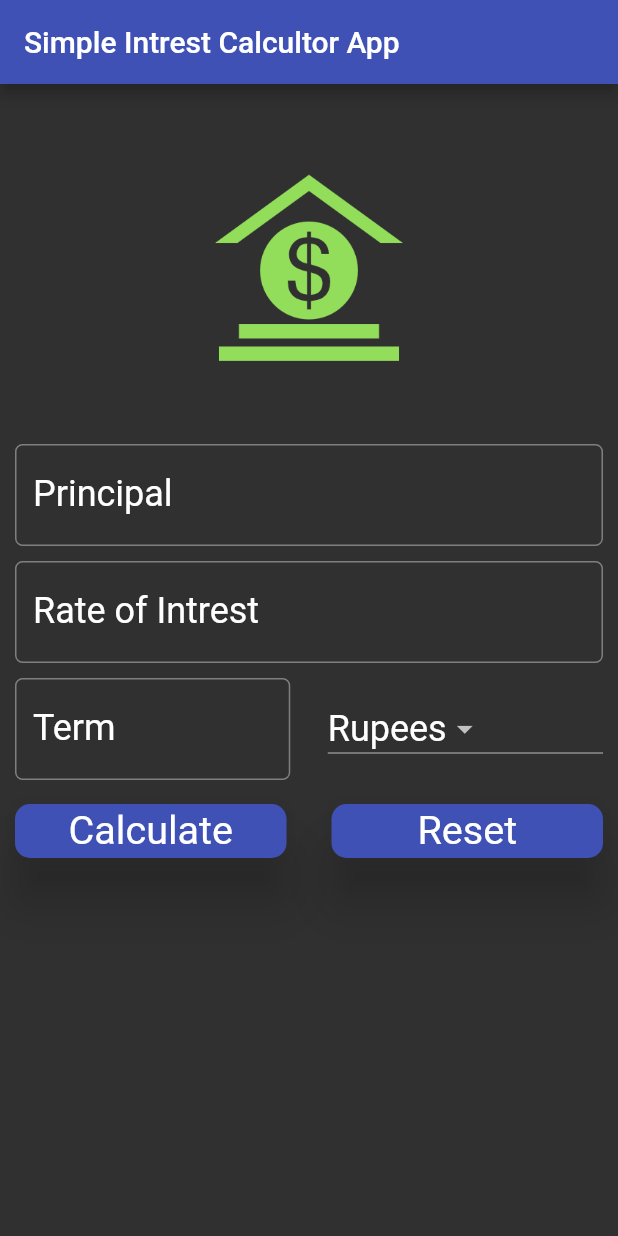
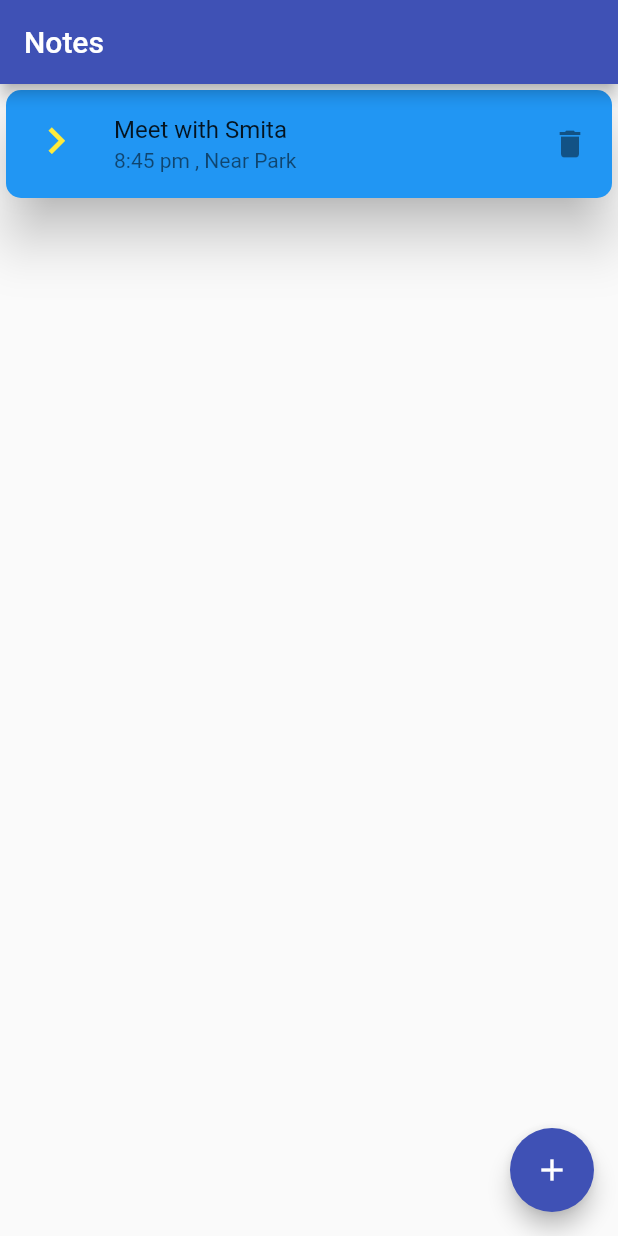
Before and after one commit to Sujit-sahoo3571/flutter_hello_world, a Flutter app: the screen it shows after launch, on a phone screen of 412 x 824 dp. Run offline on Flutter 3.47's test engine with Material 2 defaults, Android fonts, the phone set to English and light mode, and no system bars.

Commit message:
note_keeping ui

```diff
--- a/lib/screens/home_page.dart
+++ /dev/null
@@ -1,195 +0,0 @@
-import 'package:flutter/material.dart';
-
-class SI_Form extends StatefulWidget {
-  const SI_Form({Key? key}) : super(key: key);
-
-  @override
-  _SI_FormState createState() => _SI_FormState();
-}
-
-class _SI_FormState extends State<SI_Form> {
-  var _formKey = GlobalKey<FormState>();
-  final _minimumPadding = 5.0;
-  String? _currentItemSelected = "Rupees";
-  var _currency = ['Rupees', 'Dollar', 'Pound', 'Yen'];
-
-  TextEditingController principal = TextEditingController();
-  TextEditingController rateOfIntrest = TextEditingController();
-  TextEditingController term = TextEditingController();
-
-// result
-  var result = '';
-  @override
-  void initState() {
-    // TODO: implement initState
-    super.initState();
-    String? _currentItemSelected = _currency[0];
-  }
-
-  @override
-  Widget build(BuildContext context) {
-    TextStyle? textStyle = Theme.of(context).textTheme.headline5;
-    return Scaffold(
-        appBar: AppBar(
-          title: Text("Simple Intrest Calcultor App "),
-          backgroundColor: Colors.indigo,
-        ),
-        body: Form(
-          key: _formKey,
-          child: Padding(
-            padding: EdgeInsets.all(_minimumPadding * 2),
-            child: ListView(
-              children: [
-                getImageAsset(),
-                customTextField("Principal", "Enter Principal e.g. 12000",
-                    textStyle, principal),
-                customTextField(
-                    "Rate of Intrest", "In Percent", textStyle, rateOfIntrest),
-                Row(
-                  children: [
-                    Expanded(
-                        child: customTextField(
-                            "Term", "In Years", textStyle, term)),
-                    Container(width: _minimumPadding * 5),
-                    getDropdown(textStyle),
-                  ],
-                ),
-                Padding(
-                    padding: EdgeInsets.only(
-                        top: _minimumPadding, bottom: _minimumPadding),
-                    child: Row(
-                      children: [
-                        getElevatedButton("Calculate", textStyle, true),
-                        Container(
-                          width: 30.0,
-                        ),
-                        getElevatedButton("Reset", textStyle, false),
-                      ],
-                    )),
-                Center(
-                    child: Padding(
-                  padding: EdgeInsets.all(_minimumPadding),
-                  child: Text(
-                    this.result,
-                    style: textStyle,
-                  ),
-                ))
-              ],
-            ),
-          ),
-        ));
-  }
-
-// image asset widget
-  Widget getImageAsset() {
-    AssetImage assetImage = AssetImage('images/money.png');
-
-    Image image = Image(image: assetImage, width: 125.0, height: 125.0);
-    return Container(
-      child: image,
-      padding: EdgeInsets.all(_minimumPadding * 10),
-    );
-  }
-
-// TextField widget
-  Widget customTextField(String label, String hint, TextStyle? textStyle,
-      TextEditingController textcontrol) {
-    return Padding(
-        padding: EdgeInsets.only(top: _minimumPadding, bottom: _minimumPadding),
-        child: TextFormField(
-          controller: textcontrol,
-          keyboardType: TextInputType.number,
-          validator: (String? value) {
-            if (value!.isEmpty) {
-              return "Please enter $label ";
-            }
-          },
-          decoration: InputDecoration(
-            labelText: label,
-            labelStyle: textStyle,
-            hintText: hint,
-            border:
-                OutlineInputBorder(borderRadius: BorderRadius.circular(5.0)),
-                errorStyle: TextStyle(fontSize: 16.0,
-                color: Colors.yellowAccent)
-          ),
-          style: textStyle,
-        ));
-  }
-
-  //dropdown widget
-  Widget getDropdown(TextStyle? textStyle) {
-    return Expanded(
-        child: DropdownButton<String>(
-      items: _currency.map((String value) {
-        return DropdownMenuItem<String>(
-          child: Text(
-            value,
-            style: textStyle,
-          ),
-          value: value,
-        );
-      }).toList(),
-      value: _currentItemSelected,
-      onChanged: (String? newValue) {
-        _changeCurrencySymbol(newValue);
-      },
-    ));
-  }
-
-  // Elevated Button
-
-  Widget getElevatedButton(String text, TextStyle? textStyle, bool isCal) {
-    return Expanded(
-        child: ElevatedButton(
-      child: Text(
-        text,
-        style: textStyle,
-        textScaleFactor: 1.1,
-      ),
-      onPressed: () => setState(() {
-        {
-          if (isCal) {
-            if (_formKey.currentState!.validate()) _showCalculate();
-          } else
-            _resetAll();
-        }
-      }),
-      style: ElevatedButton.styleFrom(
-          primary: Colors.indigo,
-          onPrimary: Colors.white,
-          elevation: 15.0,
-          shape: RoundedRectangleBorder(
-            borderRadius: BorderRadius.circular(10.0),
-          )),
-    ));
-  }
-
-  void _changeCurrencySymbol(String? newValue) {
-    setState(() {
-      _currentItemSelected = newValue;
-    });
-  }
-
-  // showCalculated data
-  void _showCalculate() {
-    double p = double.parse(principal.text);
-    double t = double.parse(term.text);
-    double r = double.parse(rateOfIntrest.text);
-
-    double sum = p + (p * t * r / 100);
-
-    this.result =
-        "After $t Year Your Investment will get $sum $_currentItemSelected ";
-    // return result;
-  }
-
-  // reset all
-  void _resetAll() {
-    principal.text = "";
-    term.text = "";
-    rateOfIntrest.text = "";
-    result = "";
-    _currentItemSelected = _currency[0];
-  }
-}
--- /dev/null
+++ b/lib/screens/note_list.dart
@@ -0,0 +1,67 @@
+import 'package:flutter/material.dart';
+import 'package:hello_world/screens/note_detail.dart';
+
+class NoteList extends StatefulWidget {
+  const NoteList({Key? key}) : super(key: key);
+
+  @override
+  _NoteListState createState() => _NoteListState();
+}
+
+class _NoteListState extends State<NoteList> {
+  @override
+  Widget build(BuildContext context) {
+    TextStyle? textStyle = Theme.of(context).textTheme.subtitle1;
+    TextStyle bigText = TextStyle(
+        color: Colors.white, fontSize: 19.5, fontWeight: FontWeight.bold);
+
+    return Scaffold(
+      appBar: AppBar(
+        title: Text("Notes"),
+      ),
+      floatingActionButton: FloatingActionButton(
+        onPressed: () {
+          debugPrint("FAB pressed ");
+          navigateToDetail("Add Note");
+        },
+        child: Icon(Icons.add),
+        tooltip: "Add Notes",
+      ),
+      body: getListView(),
+    );
+  }
+
+// ListView of Tile
+
+  ListView getListView() {
+    int count = 1;
+
+    return ListView.builder(
+        itemCount: count,
+        itemBuilder: (BuildContext context, int position) {
+          return Card(
+            color: Colors.blue,
+            elevation: 15.0,
+            shape: RoundedRectangleBorder(
+                borderRadius: BorderRadius.circular(10.0)),
+            child: ListTile(
+                leading: Icon(
+                  Icons.keyboard_arrow_right_outlined,
+                  color: Colors.yellow,
+                  size: 35.0,
+                ),
+                trailing: Icon(Icons.delete),
+                title: Text("Meet with Smita"),
+                subtitle: Text("8:45 pm , Near Park"),
+                onTap: () => navigateToDetail("Edit Note")),
+          );
+        });
+  }
+
+  // navigate to detail
+  void navigateToDetail(String title) {
+    Navigator.push(context, MaterialPageRoute(builder: (context) {
+      return NoteDetails(title);
+    }));
+  }
+}
```
Also changed, not shown: lib/main.dart (+5 -7 lines), lib/screens/note_detail.dart (added, +154 -0 lines).
